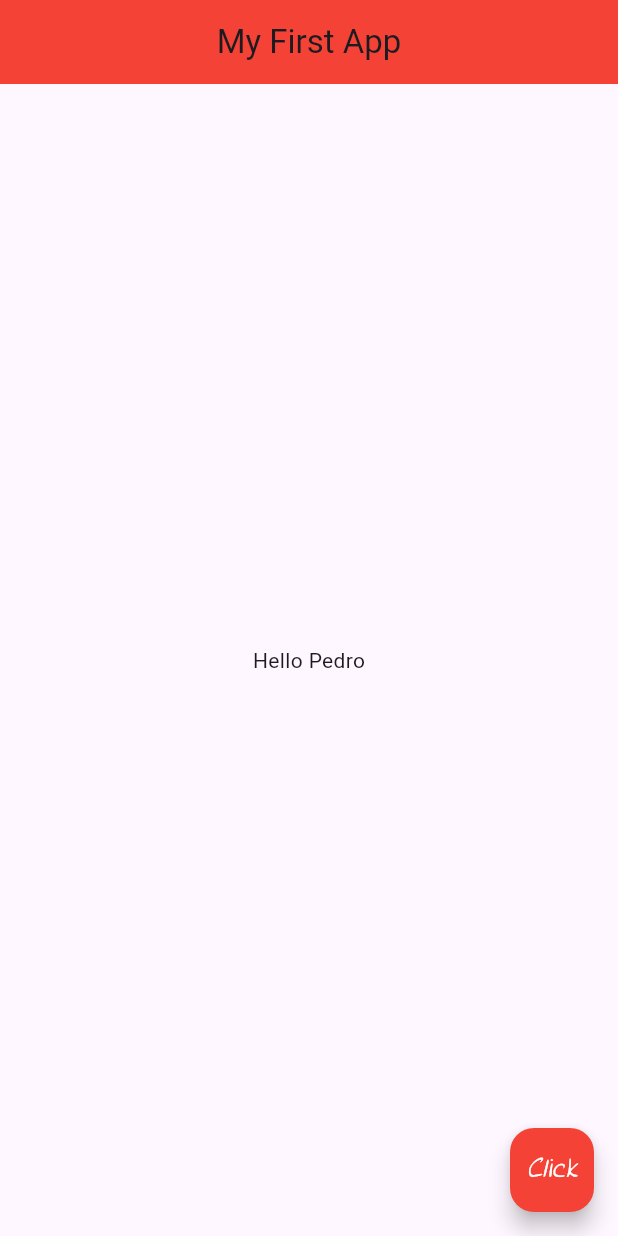
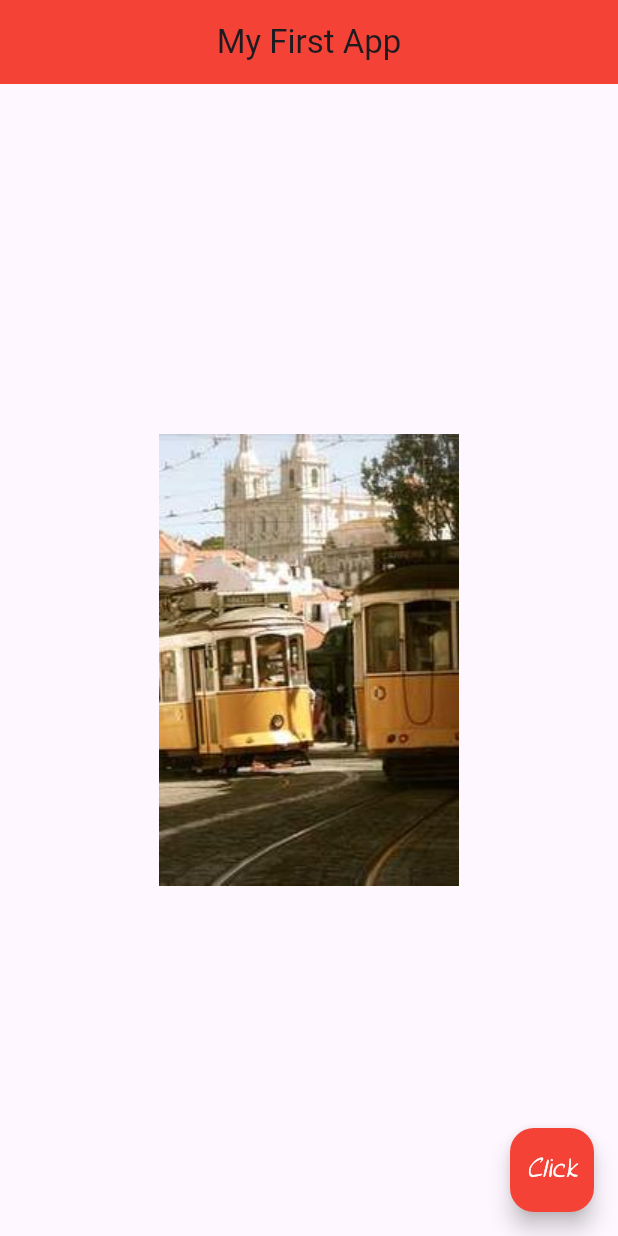
Before and after one commit to PedroSaraviaQ/libraries-frameworks, a Flutter app: the screen it shows after launch, on a phone screen of 412 x 824 dp. Run offline on Flutter 3.47's test engine with Material 3 defaults, Android fonts, the phone set to English and light mode, and no system bars.

Commit message:
add images

```diff
--- a/dart/flutter/first_app/lib/main.dart
+++ b/dart/flutter/first_app/lib/main.dart
@@ -76,8 +76,16 @@
         centerTitle: true,
         backgroundColor: Colors.red,
       ),
-      body: const Center(
-        child: Text("Hello Pedro"),
+      body: Center(
+        //* "Image" is used to display an image
+        // child: Image(
+        //* "image" takes an "ImageProvider" which can be "NetworkImage" (URL) or "AssetImage" (local)
+        // image: NetworkImage("https://picsum.photos/200/300"),
+        //! For "AssetImage", you must add the image to the "pubspec.yaml" file
+        // image: AssetImage("assets/train.jpg"),
+        // ),
+        //* You can also just use "Image.asset" and "Image.network" for short
+        child: Image.asset("assets/train.jpg"),
       ),
       floatingActionButton: const FloatingActionButton(
         onPressed: null,
```
Also changed, not shown: dart/flutter/first_app/pubspec.yaml (+5 -3 lines), dart/flutter/first_app/assets/train.jpg (added).
